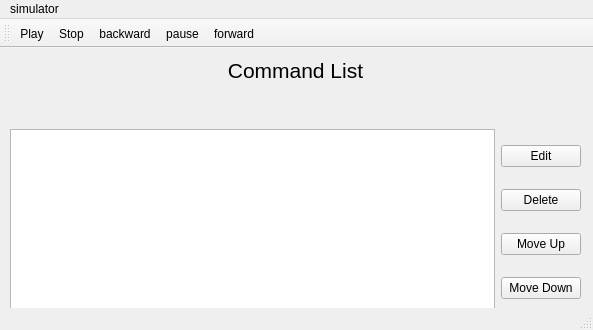
This is BobRoss/CommandWindow.ui in dongbu/painterRHIT as Qt 5 draws it before an edit. The edited form follows.
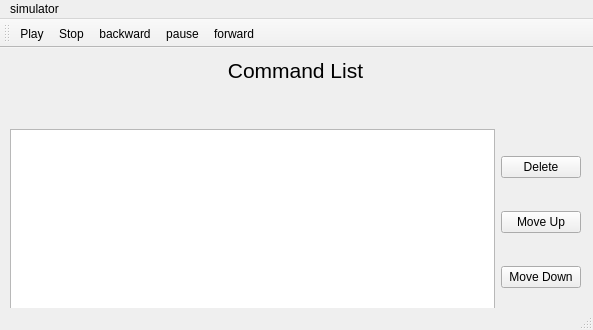
This is the edited form. Icons and pictures are not drawn.

What changed in the file:
```diff
--- a/BobRoss/CommandWindow.ui
+++ b/BobRoss/CommandWindow.ui
@@ -44,13 +44,13 @@
        </item>
        <item>
         <layout class="QVBoxLayout" name="verticalLayout">
-         <item>
+         <!--<item>
           <widget class="QPushButton" name="EditCommand">
            <property name="text">
             <string>Edit</string>
            </property>
           </widget>
-         </item>
+         </item>-->
          <item>
           <widget class="QPushButton" name="DeleteCommand">
            <property name="text">
```
